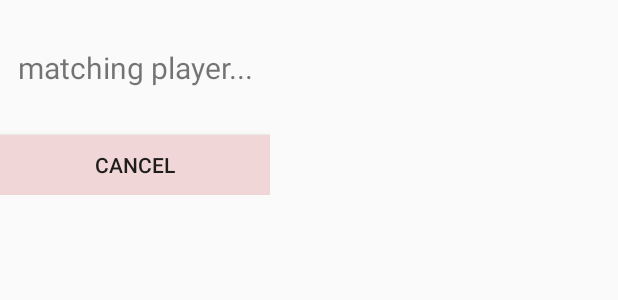
After one commit to shaui/TOEIC_GAME, an Android app: the layout layout_match_dialog.xml on its own in the app's theme, with its tools: preview values and no code run, on a phone screen of 412 x 824 dp. The commit adds this screen. Shown: the top 300 px of the screen. Run offline under Robolectric (Android 15) with nearby library versions, the phone set to English and light mode, and no system bars.

Commit message:
Finish the match function with firebase
Finish the match function with firebase

```diff
--- a/app/build.gradle
+++ b/app/build.gradle
@@ -1,4 +1,5 @@
 apply plugin: 'com.android.application'
+apply plugin: 'com.google.gms.google-services'
 
 android {
     compileSdkVersion 28
@@ -21,8 +22,10 @@ android {
 
 dependencies {
     implementation fileTree(include: ['*.jar'], dir: 'libs')
+    //noinspection GradleCompatible
     implementation 'com.android.support:appcompat-v7:28.0.0'
     implementation 'com.android.support.constraint:constraint-layout:1.1.3'
+    implementation 'com.google.firebase:firebase-database:16.0.4'
     testImplementation 'junit:junit:4.12'
     androidTestImplementation 'com.android.support.test:runner:1.0.2'
     androidTestImplementation 'com.android.support.test.espresso:espresso-core:3.0.2'
--- a/app/src/main/java/com/example/toeic_game/fragment/MainTabFragment.java
+++ b/app/src/main/java/com/example/toeic_game/fragment/MainTabFragment.java
@@ -1,7 +1,6 @@
 package com.example.toeic_game.fragment;
 
 import android.content.Context;
-import android.graphics.Bitmap;
 import android.os.Bundle;
 import android.support.annotation.NonNull;
 import android.support.annotation.Nullable;
@@ -15,7 +14,6 @@ import android.view.ViewGroup;
 
 import com.bumptech.glide.Glide;
 import com.example.toeic_game.R;
-
 import com.example.toeic_game.widget.StartDialog;
 import com.makeramen.roundedimageview.RoundedImageView;
 
@@ -109,4 +107,5 @@ public class MainTabFragment extends Fragment {
         riv_game_5.setOnClickListener(startOnclick);
     }
 
+
 }
--- /dev/null
+++ b/app/src/main/res/layout/layout_match_dialog.xml
@@ -0,0 +1,31 @@
+<?xml version="1.0" encoding="utf-8"?>
+<android.support.constraint.ConstraintLayout xmlns:android="http://schemas.android.com/apk/res/android"
+    android:layout_width="180dp"
+    android:layout_height="130dp"
+    android:id="@+id/layout_match_dialog"
+    xmlns:app="http://schemas.android.com/apk/res-auto">
+
+    <TextView
+        android:id="@+id/tv_match_player"
+        android:layout_width="wrap_content"
+        android:layout_height="wrap_content"
+        app:layout_constraintStart_toStartOf="parent"
+        app:layout_constraintEnd_toEndOf="parent"
+        app:layout_constraintTop_toTopOf="parent"
+        app:layout_constraintBottom_toTopOf="@id/btn_cancel"
+        android:textAllCaps="false"
+        android:textSize="20sp"
+        android:text="matching player..."/>
+
+    <Button
+        android:id="@+id/btn_cancel"
+        android:layout_width="match_parent"
+        android:layout_height="40dp"
+        app:layout_constraintStart_toStartOf="parent"
+        app:layout_constraintEnd_toEndOf="parent"
+        app:layout_constraintBottom_toBottomOf="parent"
+        android:textAllCaps="false"
+        android:text="CANCEL"
+        android:background="@color/colorGray"/>
+
+</android.support.constraint.ConstraintLayout>
--- a/build.gradle
+++ b/build.gradle
@@ -8,6 +8,7 @@ buildscript {
     }
     dependencies {
         classpath 'com.android.tools.build:gradle:3.4.2'
+        classpath 'com.google.gms:google-services:4.2.0'
 
         // NOTE: Do not place your application dependencies here; they belong
         // in the individual module build.gradle files
```
Also changed, not shown: app/src/main/java/com/example/toeic_game/MainActivity.java (+1 -9 lines), app/src/main/java/com/example/toeic_game/Player.java (added, +34 -0 lines), app/src/main/java/com/example/toeic_game/widget/MatchDialog.java (added, +177 -0 lines), app/src/main/java/com/example/toeic_game/widget/StartDialog.java (+7 -3 lines), 1 other file.
